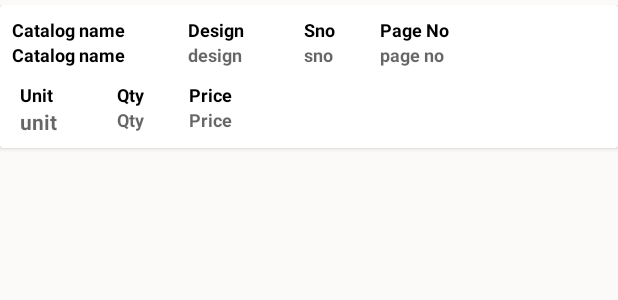
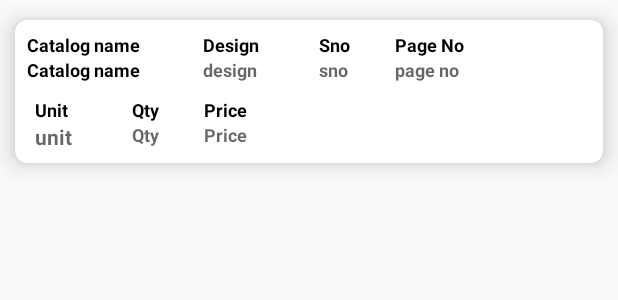
Before and after one commit to shyamrir12/DOTAPP, an Android app: the layout handoverlist.xml on its own in the app's theme, with its tools: preview values and no code run, on a phone screen of 412 x 824 dp. Shown: the top 300 px of the screen. Run offline under Robolectric (Android 15) with nearby library versions, the phone set to English and light mode, and no system bars.

```diff
--- a/app/src/main/java/com/example/awizom/dotapp/Fragments/AddCustomerFragment.java
+++ b/app/src/main/java/com/example/awizom/dotapp/Fragments/AddCustomerFragment.java
@@ -78,7 +78,7 @@ public class AddCustomerFragment extends Fragment implements View.OnClickListene
             cName.setError("Customer Name is required!");
         } else if (cContact.getText().toString().isEmpty()) {
             cContact.setError("Customer Contact is required!");
-        }else if (cAddress.getText().toString().isEmpty()) {
+        }else if (cAddress.getText().toString( ).isEmpty()) {
             cAddress.setError("Customer Address is required!");
         }else if (interioName.getText().toString().isEmpty()) {
             interioName.setError("Interior Name is required!");
--- a/app/src/main/java/com/example/awizom/dotapp/Fragments/HandOverTelorList.java
+++ b/app/src/main/java/com/example/awizom/dotapp/Fragments/HandOverTelorList.java
@@ -171,6 +171,7 @@ public class HandOverTelorList extends Fragment {
         table.getDefaultCell().
 
                 setHorizontalAlignment(Element.ALIGN_CENTER);
+
         table.addCell("Catalog Name");
         table.addCell("Design");
         table.addCell("SerialNo");
@@ -195,7 +196,9 @@ public class HandOverTelorList extends Fragment {
                 int i = 0;
                 i < handOverlist1.size(); i++)
 
+
         {
+
             table.addCell(handOverlist1.get(i).getCatalogName().toString());
             table.addCell(handOverlist1.get(i).getDesign().toString());
             table.addCell(handOverlist1.get(i).getSerialNo().toString());
--- a/app/src/main/java/com/example/awizom/dotapp/HomeActivity.java
+++ b/app/src/main/java/com/example/awizom/dotapp/HomeActivity.java
@@ -218,7 +218,7 @@ public class HomeActivity extends AppCompatActivity {
                     break;
 
                 case R.id.navigation_search:
-                    getSupportActionBar().setTitle("Status Details");
+                    getSupportActionBar().setTitle("Search Details");
                     fragment = searchfragment;
                     fragmentClass = BottomSearchfragment.class;
                     break;
--- a/app/src/main/java/com/example/awizom/dotapp/Models/Token.java
+++ b/app/src/main/java/com/example/awizom/dotapp/Models/Token.java
@@ -5,7 +5,7 @@ public class Token {
     public String token_type;
     public int expires_in;
 
-    public boolean getUserActive() {
+    public boolean getUserActive(boolean aFalse) {
         return userActive;
     }
 
--- a/app/src/main/res/layout/handoverlist.xml
+++ b/app/src/main/res/layout/handoverlist.xml
@@ -2,6 +2,7 @@
 <android.support.constraint.ConstraintLayout xmlns:android="http://schemas.android.com/apk/res/android"
     android:layout_width="match_parent"
     android:layout_height="match_parent"
+    xmlns:app="http://schemas.android.com/apk/res-auto"
     android:background="@color/half_white">
 
 
@@ -10,11 +11,16 @@
         android:layout_height="match_parent"
         android:layout_marginTop="3dp"
         android:id="@+id/pdf1">
-
-
+<ScrollView
+    android:layout_width="match_parent"
+    android:layout_height="match_parent">
         <android.support.v7.widget.CardView
             android:layout_width="match_parent"
-            android:layout_height="wrap_content">
+            android:layout_height="wrap_content"
+            android:layout_margin="10dp"
+            app:cardCornerRadius="8dp"
+            app:cardElevation="10dp"
+            >
 
             <LinearLayout
                 android:layout_width="match_parent"
@@ -22,6 +28,7 @@
                 android:orientation="vertical"
                 android:padding="8dp"
                 android:id="@+id/l15">
+
 
                 <LinearLayout
                     android:id="@+id/l1"
@@ -245,6 +252,7 @@
 
 
         </android.support.v7.widget.CardView>
+</ScrollView>
 
 
 
--- a/app/src/main/res/layout/user_list.xml
+++ b/app/src/main/res/layout/user_list.xml
@@ -2,6 +2,7 @@
 <android.support.constraint.ConstraintLayout xmlns:android="http://schemas.android.com/apk/res/android"
     android:layout_width="match_parent"
     android:layout_height="match_parent"
+    xmlns:app="http://schemas.android.com/apk/res-auto"
     android:background="@color/half_white">
 
     <RelativeLayout
@@ -11,7 +12,10 @@
         <android.support.v7.widget.CardView
             android:layout_width="match_parent"
             android:layout_height="wrap_content"
-            android:layout_margin="15dp">
+            android:layout_margin="10dp"
+            app:cardCornerRadius="8dp"
+            app:cardElevation="10dp"
+            >
 
             <RelativeLayout
                 android:layout_width="match_parent"
--- a/app/src/main/res/menu/menu_main_user.xml
+++ b/app/src/main/res/menu/menu_main_user.xml
@@ -9,4 +9,7 @@ xmlns:tools="http://schemas.android.com/tools" tools:context=".MainActivity">
 <item
     android:id="@+id/exit"  app:showAsAction="never" android:title="sign out">
 </item>
+    <item
+        android:id="@+id/aboutApp"  app:showAsAction="never" android:title="about">
+    </item>
 </menu>
```
Also changed, not shown: app/src/main/java/com/example/awizom/dotapp/SigninActivity.java (+14 -4 lines), app/src/main/res/layout/telor_list_item.xml (+9 -2 lines), app/src/main/res/menu/menu_main.xml (+4 -3 lines).
